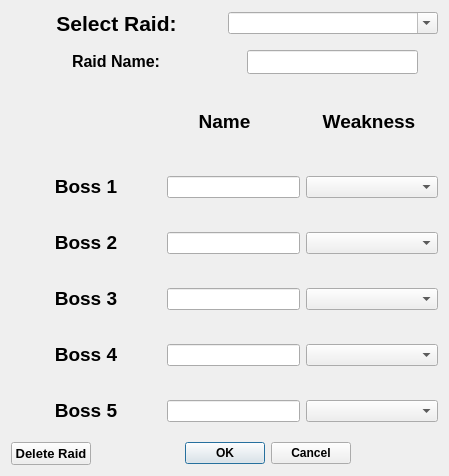
The window that Client/GUI/UI_Files/edit_raid_dialog.ui (NotMGR/Lib) describes before a commit, drawn with Qt 5.
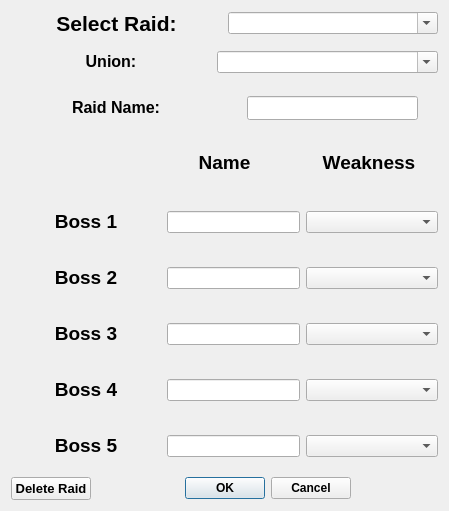
The same window after the commit.

Commit message: Added all union dependencies on users, raids and mocks.

What changed in the file:
```diff
--- a/Client/GUI/UI_Files/edit_raid_dialog.ui
+++ b/Client/GUI/UI_Files/edit_raid_dialog.ui
@@ -7,19 +7,19 @@
     <x>0</x>
     <y>0</y>
     <width>449</width>
-    <height>476</height>
+    <height>511</height>
    </rect>
   </property>
   <property name="minimumSize">
    <size>
     <width>449</width>
-    <height>476</height>
+    <height>511</height>
    </size>
   </property>
   <property name="maximumSize">
    <size>
     <width>449</width>
-    <height>476</height>
+    <height>511</height>
    </size>
   </property>
   <property name="windowTitle">
@@ -46,6 +46,48 @@
        </item>
       </layout>
      </item>
+     <item>
+      <layout class="QHBoxLayout" name="horizontalLayout_10">
+       <item>
+        <widget class="QLabel" name="union_label">
+         <property name="minimumSize">
+          <size>
+           <width>100</width>
+           <height>40</height>
+          </size>
+         </property>
+         <property name="maximumSize">
+          <size>
+           <width>200</width>
+           <height>50</height>
+          </size>
+         </property>
+         <property name="text">
+          <string>&lt;html&gt;&lt;head/&gt;&lt;body&gt;&lt;p align=&quot;center&quot;&gt;&lt;span style=&quot; font-size:12pt; font-weight:700;&quot;&gt;Union:&lt;/span&gt;&lt;/p&gt;&lt;/body&gt;&lt;/html&gt;</string>
+         </property>
+        </widget>
+       </item>
+       <item>
+        <widget class="QComboBox" name="edit_union_cbox">
+         <property name="minimumSize">
+          <size>
+           <width>0</width>
+           <height>0</height>
+          </size>
+         </property>
+         <property name="maximumSize">
+          <size>
+           <width>250</width>
+           <height>16777215</height>
+          </size>
+         </property>
+         <property name="editable">
+          <bool>true</bool>
+         </property>
+        </widget>
+       </item>
+      </layout>
+     </item>
      <item>
       <layout class="QHBoxLayout" name="horizontalLayout_2">
        <item alignment="Qt::AlignmentFlag::AlignHCenter">
```
The commit also changes 29 other files.
